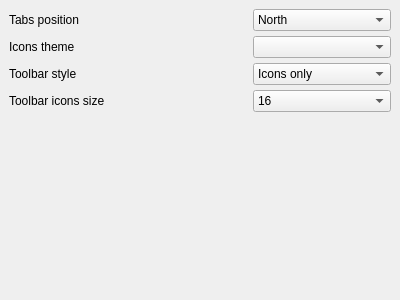
The window that src/ViewSettingsPage.ui (Mezomish/juffed) describes before a commit, drawn with Qt 5.
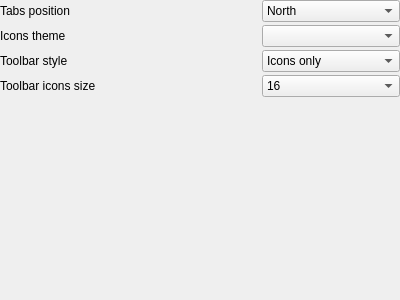
The same window after the commit.

Diff of the .ui file:
```diff
--- a/src/ViewSettingsPage.ui
+++ b/src/ViewSettingsPage.ui
@@ -14,10 +14,10 @@
   </property>
   <layout class="QGridLayout" >
    <property name="margin" >
-    <number>9</number>
+    <number>0</number>
    </property>
    <property name="spacing" >
-    <number>5</number>
+    <number>3</number>
    </property>
    <item row="4" column="2" >
     <spacer>
```
